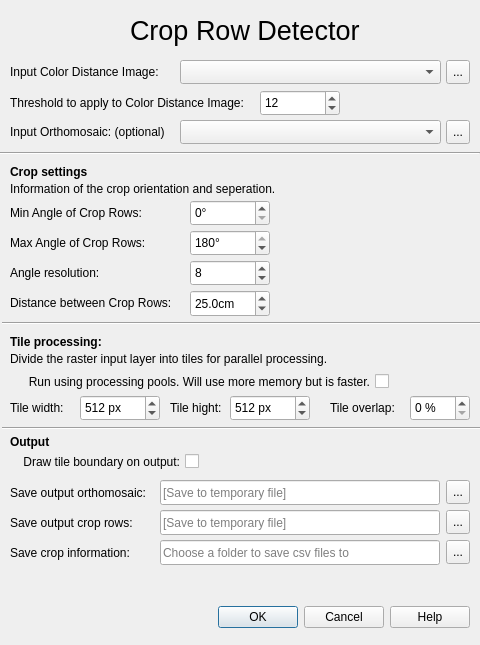
Old version of the form crop_row_toolbar_dialog.ui in the repository SDU-UAS-Center/sdu-agro-tools.
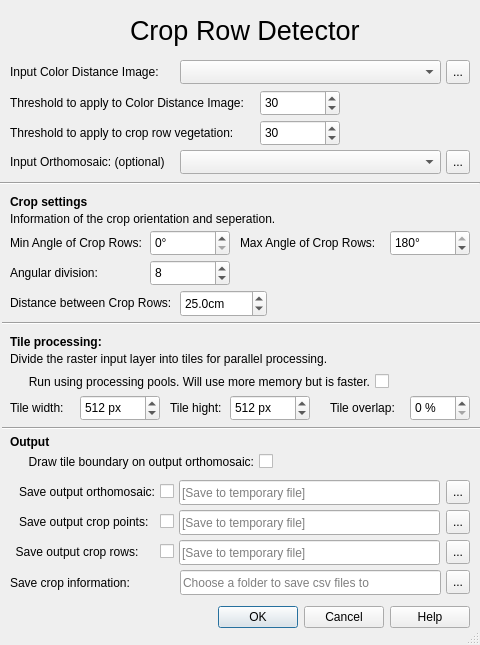
New version of the form. Custom widgets are drawn as their Qt base class.

Commit message: updated UI with tooltips and new parameters

Diff of the .ui file:
```diff
--- a/crop_row_toolbar_dialog.ui
+++ b/crop_row_toolbar_dialog.ui
@@ -26,7 +26,7 @@
    <string>SDU - Agro tools</string>
   </property>
   <property name="sizeGripEnabled">
-   <bool>false</bool>
+   <bool>true</bool>
   </property>
   <property name="modal">
    <bool>false</bool>
@@ -36,7 +36,7 @@
     <rect>
      <x>10</x>
      <y>60</y>
-     <width>185</width>
+     <width>161</width>
      <height>24</height>
     </rect>
    </property>
@@ -64,7 +64,7 @@
    <property name="geometry">
     <rect>
      <x>0</x>
-     <y>150</y>
+     <y>180</y>
      <width>480</width>
      <height>6</height>
     </rect>
@@ -106,8 +106,8 @@
    <property name="geometry">
     <rect>
      <x>10</x>
-     <y>120</y>
-     <width>185</width>
+     <y>150</y>
+     <width>171</width>
      <height>24</height>
     </rect>
    </property>
@@ -119,7 +119,7 @@
    <property name="geometry">
     <rect>
      <x>446</x>
-     <y>120</y>
+     <y>150</y>
      <width>24</width>
      <height>24</height>
     </rect>
@@ -335,19 +335,6 @@
     <enum>Qt::Horizontal</enum>
    </property>
   </widget>
-  <widget class="QLabel" name="output_ortho_label">
-   <property name="geometry">
-    <rect>
-     <x>10</x>
-     <y>480</y>
-     <width>150</width>
-     <height>25</height>
-    </rect>
-   </property>
-   <property name="text">
-    <string>Save output orthomosaic:</string>
-   </property>
-  </widget>
   <widget class="QLabel" name="output_heading">
    <property name="geometry">
     <rect>
@@ -383,9 +370,9 @@
   <widget class="QLineEdit" name="output_ortho_line_edit">
    <property name="geometry">
     <rect>
-     <x>160</x>
+     <x>179</x>
      <y>480</y>
-     <width>280</width>
+     <width>261</width>
      <height>25</height>
     </rect>
    </property>
@@ -401,7 +388,7 @@
     <rect>
      <x>8</x>
      <y>450</y>
-     <width>191</width>
+     <width>265</width>
      <height>23</height>
     </rect>
    </property>
@@ -409,7 +396,7 @@
     <enum>Qt::RightToLeft</enum>
    </property>
    <property name="text">
-    <string>Draw tile boundary on output:</string>
+    <string>Draw tile boundary on output orthomosaic:</string>
    </property>
    <property name="checked">
     <bool>false</bool>
@@ -419,7 +406,7 @@
    <property name="geometry">
     <rect>
      <x>10</x>
-     <y>200</y>
+     <y>230</y>
      <width>151</width>
      <height>26</height>
     </rect>
@@ -437,7 +424,7 @@
   <widget class="QLabel" name="max_angle_label">
    <property name="geometry">
     <rect>
-     <x>10</x>
+     <x>240</x>
      <y>230</y>
      <width>151</width>
      <height>26</height>
@@ -457,7 +444,7 @@
    <property name="geometry">
     <rect>
      <x>10</x>
-     <y>180</y>
+     <y>210</y>
      <width>460</width>
      <height>17</height>
     </rect>
@@ -481,8 +468,8 @@
    </property>
    <property name="geometry">
     <rect>
-     <x>190</x>
-     <y>200</y>
+     <x>150</x>
+     <y>230</y>
      <width>80</width>
      <height>26</height>
     </rect>
@@ -510,7 +497,7 @@
    <property name="geometry">
     <rect>
      <x>10</x>
-     <y>160</y>
+     <y>190</y>
      <width>100</width>
      <height>23</height>
     </rect>
@@ -541,7 +528,7 @@
     </font>
    </property>
    <property name="text">
-    <string>Angle resolution:</string>
+    <string>Angular division:</string>
    </property>
   </widget>
   <widget class="QSpinBox" name="max_angle_spin_box">
@@ -550,7 +537,7 @@
    </property>
    <property name="geometry">
     <rect>
-     <x>190</x>
+     <x>390</x>
      <y>230</y>
      <width>80</width>
      <height>26</height>
@@ -622,7 +609,7 @@
     <number>1</number>
    </property>
    <property name="value">
-    <number>12</number>
+    <number>30</number>
    </property>
   </widget>
   <widget class="QLabel" name="threshold_label">
@@ -650,7 +637,7 @@
    </property>
    <property name="geometry">
     <rect>
-     <x>190</x>
+     <x>150</x>
      <y>260</y>
      <width>80</width>
      <height>26</height>
@@ -678,9 +665,9 @@
   <widget class="QgsDoubleSpinBox" name="crop_row_distance_spinbox">
    <property name="geometry">
     <rect>
-     <x>190</x>
+     <x>180</x>
      <y>290</y>
-     <width>80</width>
+     <width>87</width>
      <height>27</height>
     </rect>
    </property>
@@ -741,7 +728,7 @@
    <property name="geometry">
     <rect>
      <x>446</x>
-     <y>510</y>
+     <y>540</y>
      <width>24</width>
      <height>24</height>
     </rect>
@@ -750,25 +737,12 @@
     <string>...</string>
    </property>
   </widget>
-  <widget class="QLabel" name="output_crop_row_label">
-   <property name="geometry">
-    <rect>
-     <x>10</x>
-     <y>510</y>
-     <width>150</width>
-     <height>25</height>
-    </rect>
-   </property>
-   <property name="text">
-    <string>Save output crop rows:</string>
-   </property>
-  </widget>
   <widget class="QLineEdit" name="output_crop_row_line_edit">
    <property name="geometry">
     <rect>
-     <x>160</x>
-     <y>510</y>
-     <width>280</width>
+     <x>179</x>
+     <y>540</y>
+     <width>261</width>
      <height>25</height>
     </rect>
    </property>
@@ -801,9 +775,9 @@
   <widget class="QLineEdit" name="output_crop_folder_line_edit">
    <property name="geometry">
     <rect>
-     <x>160</x>
-     <y>540</y>
-     <width>280</width>
+     <x>180</x>
+     <y>570</y>
+     <width>261</width>
      <height>25</height>
     </rect>
    </property>
@@ -818,7 +792,7 @@
    <property name="geometry">
     <rect>
      <x>10</x>
-     <y>540</y>
+     <y>570</y>
      <width>150</width>
      <height>25</height>
     </rect>
@@ -831,7 +805,7 @@
    <property name="geometry">
     <rect>
      <x>446</x>
-     <y>540</y>
+     <y>570</y>
      <width>24</width>
      <height>24</height>
     </rect>
@@ -874,12 +848,160 @@
    <property name="geometry">
     <rect>
      <x>180</x>
-     <y>120</y>
+     <y>150</y>
      <width>261</width>
      <height>24</height>
     </rect>
    </property>
   </widget>
+  <widget class="QSpinBox" name="veg_threshold_spin_box">
+   <property name="enabled">
+    <bool>true</bool>
+   </property>
+   <property name="geometry">
+    <rect>
+     <x>260</x>
+     <y>120</y>
+     <width>80</width>
+     <height>26</height>
+    </rect>
+   </property>
+   <property name="suffix">
+    <string/>
+   </property>
+   <property name="prefix">
+    <string/>
+   </property>
+   <property name="minimum">
+    <number>1</number>
+   </property>
+   <property name="maximum">
+    <number>255</number>
+   </property>
+   <property name="singleStep">
+    <number>1</number>
+   </property>
+   <property name="value">
+    <number>30</number>
+   </property>
+  </widget>
+  <widget class="QLabel" name="veg_threshold_label">
+   <property name="geometry">
+    <rect>
+     <x>10</x>
+     <y>120</y>
+     <width>251</width>
+     <height>26</height>
+    </rect>
+   </property>
+   <property name="font">
+    <font>
+     <weight>50</weight>
+     <bold>false</bold>
+    </font>
+   </property>
+   <property name="toolTip">
+    <string>Threshold to apply to vegetation in crop rows. Determines how much vegetation around a given point on the row for a plant not to be missing.</string>
+   </property>
+   <property name="text">
+    <string>Threshold to apply to crop row vegetation:</string>
+   </property>
+  </widget>
+  <widget class="QToolButton" name="output_crop_points_button">
+   <property name="geometry">
+    <rect>
+     <x>446</x>
+     <y>510</y>
+     <width>24</width>
+     <height>24</height>
+    </rect>
+   </property>
+   <property name="text">
+    <string>...</string>
+   </property>
+  </widget>
+  <widget class="QLineEdit" name="output_crop_points_line_edit">
+   <property name="geometry">
+    <rect>
+     <x>179</x>
+     <y>510</y>
+     <width>261</width>
+     <height>25</height>
+    </rect>
+   </property>
+   <property name="placeholderText">
+    <string>[Save to temporary file]</string>
+   </property>
+   <property name="clearButtonEnabled">
+    <bool>true</bool>
+   </property>
+  </widget>
+  <widget class="QCheckBox" name="output_ortho_checkbox">
+   <property name="geometry">
+    <rect>
+     <x>8</x>
+     <y>480</y>
+     <width>166</width>
+     <height>23</height>
+    </rect>
+   </property>
+   <property name="toolTip">
+    <string>Save output orthomosaic with crop rows drawn on.</string>
+   </property>
+   <property name="layoutDirection">
+    <enum>Qt::RightToLeft</enum>
+   </property>
+   <property name="text">
+    <string>Save output orthomosaic:</string>
+   </property>
+   <property name="checked">
+    <bool>false</bool>
+   </property>
+  </widget>
+  <widget class="QCheckBox" name="output_crop_points_checkbox">
+   <property name="geometry">
+    <rect>
+     <x>8</x>
+     <y>510</y>
+     <width>166</width>
+     <height>23</height>
+    </rect>
+   </property>
+   <property name="toolTip">
+    <string>Save crops as points in pgkg format.</string>
+   </property>
+   <property name="layoutDirection">
+    <enum>Qt::RightToLeft</enum>
+   </property>
+   <property name="text">
+    <string>Save output crop points:  </string>
+   </property>
+   <property name="checked">
+    <bool>false</bool>
+   </property>
+  </widget>
+  <widget class="QCheckBox" name="output_crop_rows_checkbox">
+   <property name="geometry">
+    <rect>
+     <x>8</x>
+     <y>540</y>
+     <width>166</width>
+     <height>23</height>
+    </rect>
+   </property>
+   <property name="toolTip">
+    <string>Save crops rows as lines in pgkg format.</string>
+   </property>
+   <property name="layoutDirection">
+    <enum>Qt::RightToLeft</enum>
+   </property>
+   <property name="text">
+    <string>Save output crop rows:     </string>
+   </property>
+   <property name="checked">
+    <bool>false</bool>
+   </property>
+  </widget>
  </widget>
  <customwidgets>
   <customwidget>
```
Left out of the diff: 27 changed lines with no effect on the pictures. The commit also changes 1 other file.
